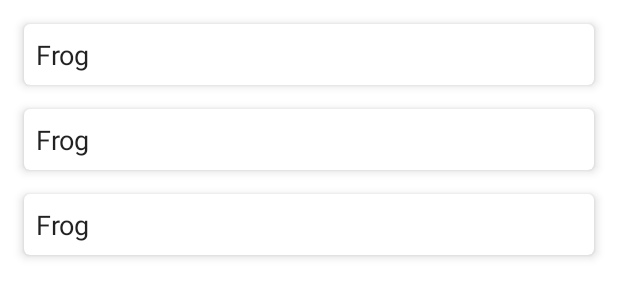
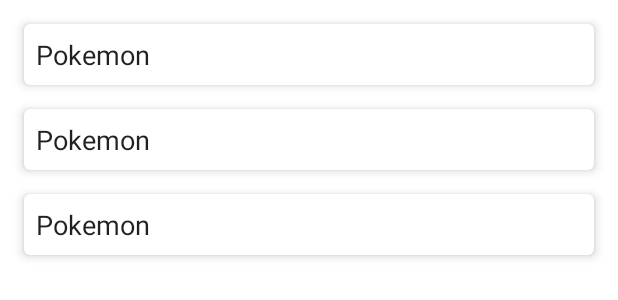
Before and after one commit to shapshuk/pokemon-app, an Android app: the layout fragment_pokemon_list.xml on its own in the app's theme, with its tools: preview values and no code run, on a phone screen of 412 x 824 dp. Shown: the top 300 px of the screen. Run offline under Robolectric (Android 15) with nearby library versions, the phone set to English and light mode, and no system bars.

Commit message:
clean up code

```diff
--- a/app/src/main/java/com/example/pokemonapp/ui/detail/DetailViewModel.kt
+++ b/app/src/main/java/com/example/pokemonapp/ui/detail/DetailViewModel.kt
@@ -13,8 +13,6 @@
 import retrofit2.Retrofit
 import retrofit2.converter.moshi.MoshiConverterFactory
 
-enum class PokemonApiStatus {LOADING, ERROR, DONE}
-
 class DetailViewModel : ViewModel() {
 
     private val repository : PokemonRepository =
@@ -23,10 +21,6 @@
                 MoshiConverterFactory.create(
             Moshi.Builder().add(KotlinJsonAdapterFactory()).build()))
                 .build().create(PokemonApi::class.java))
-
-
-    private val _status = MutableLiveData<PokemonApiStatus>()
-    val status: LiveData<PokemonApiStatus> = _status
 
     private val _pokemon = MutableLiveData<SinglePokemon>()
     val pokemon : LiveData<SinglePokemon> = _pokemon
--- a/app/src/main/java/com/example/pokemonapp/ui/detail/PokemonDetailFragment.kt
+++ b/app/src/main/java/com/example/pokemonapp/ui/detail/PokemonDetailFragment.kt
@@ -60,8 +60,6 @@
             )
         })
 
-
-
         //inflate the layout for this fragment
         return binding.root
     }
--- a/app/src/main/java/com/example/pokemonapp/ui/list/PokemonListAdapter.kt
+++ b/app/src/main/java/com/example/pokemonapp/ui/list/PokemonListAdapter.kt
@@ -1,15 +1,12 @@
-package com.example.pokemonapp.ui
+package com.example.pokemonapp.ui.list
 
 import android.view.LayoutInflater
 import android.view.ViewGroup
 import androidx.paging.PagingDataAdapter
 import androidx.recyclerview.widget.DiffUtil
-import androidx.recyclerview.widget.ListAdapter
 import androidx.recyclerview.widget.RecyclerView
 import com.example.pokemonapp.databinding.ListViewItemBinding
-
 import com.example.pokemonapp.repositories.PokemonListItem
-import com.example.pokemonapp.ui.list.PokemonListener
 
 
 class PokemonListAdapter(private val clickListener: PokemonListener) :
--- a/app/src/main/java/com/example/pokemonapp/ui/list/PokemonListFragment.kt
+++ b/app/src/main/java/com/example/pokemonapp/ui/list/PokemonListFragment.kt
@@ -8,10 +8,7 @@
 import androidx.fragment.app.activityViewModels
 import androidx.lifecycle.lifecycleScope
 import androidx.navigation.fragment.findNavController
-import com.example.pokemonapp.R
 import com.example.pokemonapp.databinding.FragmentPokemonListBinding
-import com.example.pokemonapp.repositories.PokemonListItem
-import com.example.pokemonapp.ui.PokemonListAdapter
 import kotlinx.coroutines.launch
 
 class PokemonListFragment : Fragment() {
@@ -36,8 +33,6 @@
             viewModel.pokemons.collect {
                 adapter.submitData(it)
             }
-
-
         }
 
         // Inflate the layout for this fragment
--- a/app/src/main/res/layout/fragment_pokemon_list.xml
+++ b/app/src/main/res/layout/fragment_pokemon_list.xml
@@ -5,7 +5,6 @@
     xmlns:tools="http://schemas.android.com/tools">
 
     <data>
-
         <variable
             name="viewModel"
             type="com.example.pokemonapp.ui.list.ListViewModel" />
@@ -23,19 +22,7 @@
             app:layoutManager="androidx.recyclerview.widget.LinearLayoutManager"
             app:layout_constraintStart_toStartOf="parent"
             app:layout_constraintTop_toTopOf="parent"
+            tools:listitem="@layout/list_view_item" />
 
-            tools:listitem="@layout/list_view_item" />
-<!--app:listData="@{viewModel.pokemons}"-->
-
-
-        <ImageView
-            android:id="@+id/status_image"
-            android:layout_width="wrap_content"
-            android:layout_height="wrap_content"
-            app:apiStatus="@{viewModel.status}"
-            app:layout_constraintBottom_toBottomOf="parent"
-            app:layout_constraintLeft_toLeftOf="parent"
-            app:layout_constraintRight_toRightOf="parent"
-            app:layout_constraintTop_toTopOf="parent" />
     </androidx.constraintlayout.widget.ConstraintLayout>
 </layout>
--- a/app/src/main/res/layout/list_view_item.xml
+++ b/app/src/main/res/layout/list_view_item.xml
@@ -32,7 +32,7 @@
             android:text="@{pokemon.name}"
             app:layout_constraintStart_toStartOf="parent"
             app:layout_constraintTop_toTopOf="parent"
-            tools:text="Frog" />
+            tools:text="Pokemon" />
 
     </com.google.android.material.card.MaterialCardView>
 
```
Also changed, not shown: app/src/main/java/com/example/pokemonapp/BindingAdapters.kt (+27 -37 lines), app/src/main/java/com/example/pokemonapp/ui/list/ListViewModel.kt (+0 -19 lines), app/src/main/res/layout/fragment_pokemon_detail.xml (+0 -13 lines).
